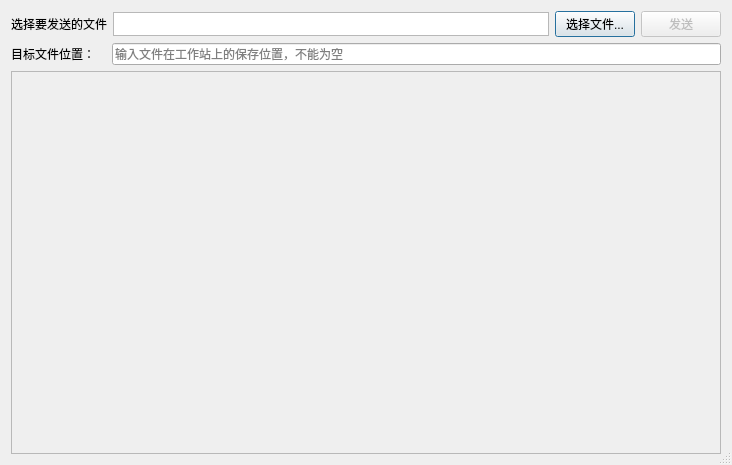
Qt form CC-Client/CC-Client/sendfiledialog.ui (cokkiy/CC) before a commit.
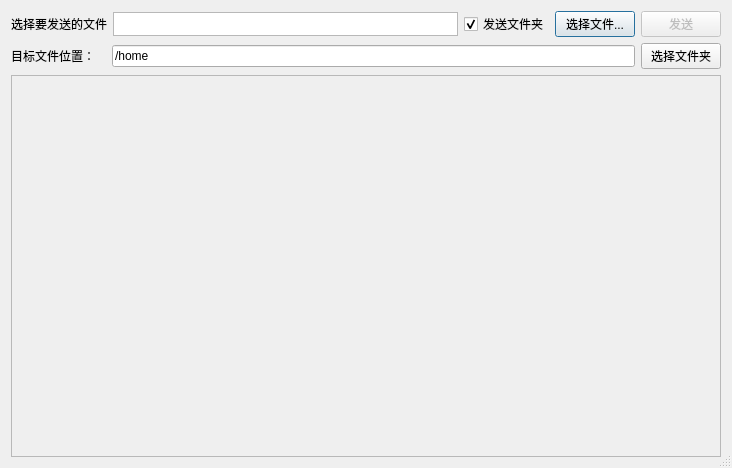
The same form after that commit. Icons and pictures are not drawn.

Commit message: 1) 完善了中控文件传送功能，现在能够传送文件夹了； 2）屏幕截图现在可以保存了； 3）传送文件时可以浏览远程工作站文件夹和文件了； 4）能够查看工作站上全部运行进程信息；

Patch:
```diff
--- a/CC-Client/CC-Client/sendfiledialog.ui
+++ b/CC-Client/CC-Client/sendfiledialog.ui
@@ -7,7 +7,7 @@
     <x>0</x>
     <y>0</y>
     <width>732</width>
-    <height>465</height>
+    <height>468</height>
    </rect>
   </property>
   <property name="windowTitle">
@@ -58,6 +58,16 @@
        </property>
       </widget>
      </item>
+     <item>
+      <widget class="QCheckBox" name="sendDirCheckBox">
+       <property name="text">
+        <string>发送文件夹</string>
+       </property>
+       <property name="checked">
+        <bool>true</bool>
+       </property>
+      </widget>
+     </item>
      <item>
       <widget class="QPushButton" name="browserPushButton">
        <property name="text">
@@ -108,11 +118,21 @@
      </item>
      <item>
       <widget class="QLineEdit" name="destLineEdit">
+       <property name="text">
+        <string>/home</string>
+       </property>
        <property name="placeholderText">
         <string>输入文件在工作站上的保存位置，不能为空</string>
        </property>
       </widget>
      </item>
+     <item>
+      <widget class="QPushButton" name="selectDestPushButton">
+       <property name="text">
+        <string>选择文件夹</string>
+       </property>
+      </widget>
+     </item>
     </layout>
    </item>
    <item>
```
The commit also changes 138 other files.
